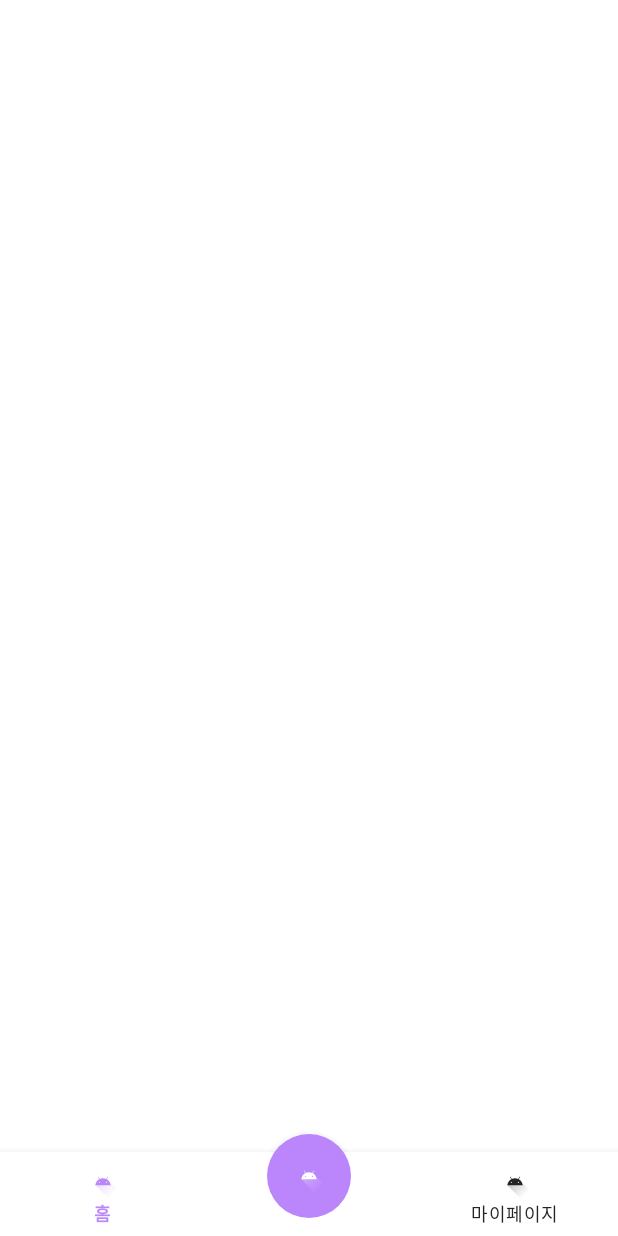
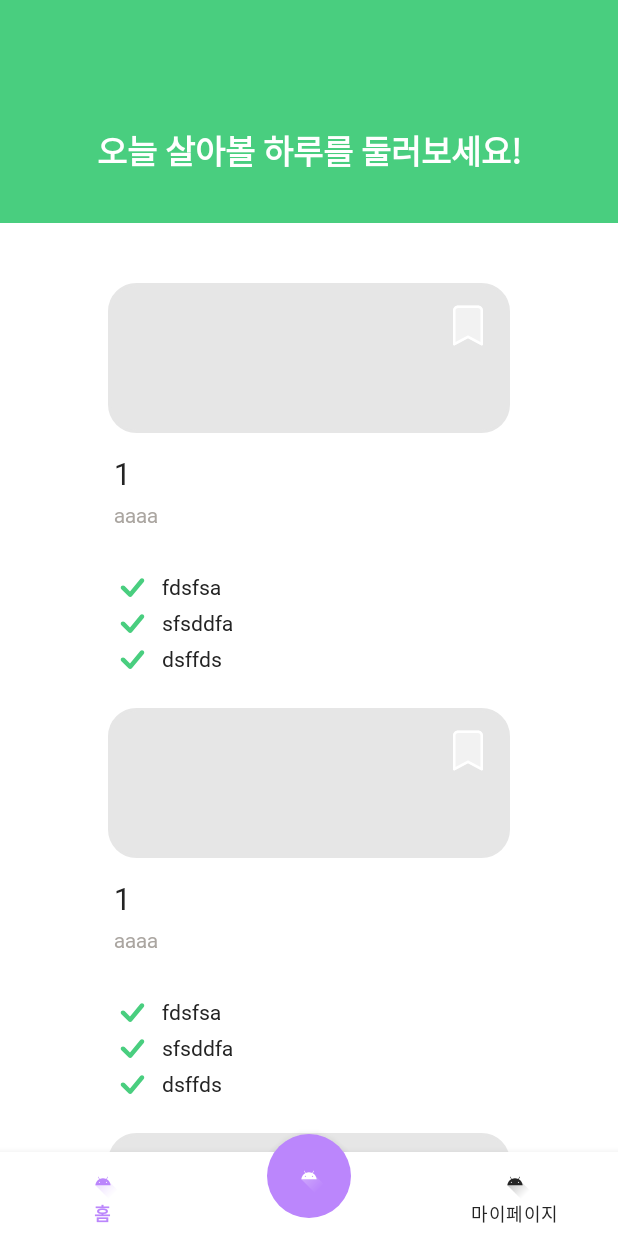
Before and after one commit to SOPKATHON-FIVE/FIVE-ANDROID, an Android app: the screen it shows after launch (MainActivity), on a phone screen of 412 x 824 dp. Run offline under Robolectric (Android 15) with nearby library versions, the phone set to English and light mode, and no system bars; our stand-ins replace data binding.

Commit message:
[FEAT] #13 - homeFragment Adapter 구현

```diff
--- /dev/null
+++ b/app/src/main/java/org/sopt/sopkathon5/andorid/data/model/DailyData.kt
@@ -0,0 +1,6 @@
+package org.sopt.sopkathon5.andorid.data.model
+
+data class DailyData(
+    val title : String,
+    val detail : String
+)
--- a/app/src/main/java/org/sopt/sopkathon5/andorid/ui/MainActivity.kt
+++ b/app/src/main/java/org/sopt/sopkathon5/andorid/ui/MainActivity.kt
@@ -14,6 +14,7 @@ class MainActivity : BaseActivity<ActivityMainBinding>(R.layout.activity_main) {
     override fun onCreate(savedInstanceState: Bundle?) {
         super.onCreate(savedInstanceState)
         initBottomNavigation()
+        replace<HomeFragment>(R.id.container_main)
         binding.fabWrite.setOnClickListener {
             startActivity(Intent(this, WriteActivity::class.java))
         }
--- a/app/src/main/java/org/sopt/sopkathon5/andorid/ui/home/DailyAdapter.kt
+++ b/app/src/main/java/org/sopt/sopkathon5/andorid/ui/home/DailyAdapter.kt
@@ -1,4 +1,46 @@
 package org.sopt.sopkathon5.andorid.ui.home
 
-class DailyAdapter {
+import android.view.LayoutInflater
+import android.view.ViewGroup
+import androidx.databinding.DataBindingUtil
+import androidx.recyclerview.widget.RecyclerView
+import org.sopt.sopkathon5.andorid.R
+import org.sopt.sopkathon5.andorid.data.model.DailyData
+import org.sopt.sopkathon5.andorid.databinding.ItemDailyListBinding
+
+class DailyAdapter : RecyclerView.Adapter<DailyAdapter.DailyViewHolder>() {
+    val itemList = mutableListOf<DailyData>()
+
+    class DailyViewHolder(private val binding: ItemDailyListBinding) :
+        RecyclerView.ViewHolder(binding.root) {
+        fun onBind(data: DailyData) {
+            binding.data = data
+            val todoAdapter = TodoAdapter()
+            binding.rvTodo.adapter = todoAdapter
+            todoAdapter.todoList.addAll(
+                listOf(
+                    "fdsfsa",
+                    "sfsddfa",
+                    "dsffds"
+                )
+            )
+            todoAdapter.notifyDataSetChanged()
+        }
+    }
+
+    override fun onCreateViewHolder(parent: ViewGroup, viewType: Int): DailyViewHolder {
+        val binding = DataBindingUtil.inflate<ItemDailyListBinding>(
+            LayoutInflater.from(parent.context),
+            R.layout.item_daily_list,
+            parent,
+            false
+        )
+        return DailyViewHolder(binding)
+    }
+
+    override fun onBindViewHolder(holder: DailyViewHolder, position: Int) {
+        holder.onBind(itemList[position])
+    }
+
+    override fun getItemCount(): Int = itemList.size
 }
--- a/app/src/main/java/org/sopt/sopkathon5/andorid/ui/home/HomeFragment.kt
+++ b/app/src/main/java/org/sopt/sopkathon5/andorid/ui/home/HomeFragment.kt
@@ -6,12 +6,28 @@ import android.view.LayoutInflater
 import android.view.View
 import android.view.ViewGroup
 import org.sopt.sopkathon5.andorid.R
+import org.sopt.sopkathon5.andorid.data.model.DailyData
 import org.sopt.sopkathon5.andorid.databinding.FragmentHomeBinding
 import org.sopt.sopkathon5.andorid.util.base.BaseFragment
 
 class HomeFragment : BaseFragment<FragmentHomeBinding>(R.layout.fragment_home) {
-
+    private lateinit var detailAdapter: DailyAdapter
     override fun onViewCreated(view: View, savedInstanceState: Bundle?) {
         super.onViewCreated(view, savedInstanceState)
+        initAdapter()
+    }
+
+    private fun initAdapter(){
+        detailAdapter = DailyAdapter()
+        binding.rvDaily.adapter = detailAdapter
+        detailAdapter.itemList.addAll(
+            listOf(
+                DailyData("1","aaaa"),
+                DailyData("1","aaaa"),
+                DailyData("1","aaaa"),
+                DailyData("1","aaaa")
+            )
+        )
+        detailAdapter.notifyDataSetChanged()
     }
 }
--- /dev/null
+++ b/app/src/main/java/org/sopt/sopkathon5/andorid/ui/home/TodoAdapter.kt
@@ -0,0 +1,38 @@
+package org.sopt.sopkathon5.andorid.ui.home
+
+import android.view.LayoutInflater
+import android.view.ViewGroup
+import androidx.databinding.DataBindingUtil
+import androidx.recyclerview.widget.RecyclerView
+import org.sopt.sopkathon5.andorid.R
+import org.sopt.sopkathon5.andorid.data.model.DailyData
+import org.sopt.sopkathon5.andorid.databinding.ItemDailyListBinding
+import org.sopt.sopkathon5.andorid.databinding.ItemTodoListBinding
+
+class TodoAdapter : RecyclerView.Adapter<TodoAdapter.TodoViewHolder>() {
+    val todoList = mutableListOf<String>()
+
+    class TodoViewHolder(private val binding: ItemTodoListBinding) :
+        RecyclerView.ViewHolder(binding.root) {
+        fun onBind(data: String) {
+            binding.tvTodo.text = data
+
+        }
+    }
+
+    override fun onCreateViewHolder(parent: ViewGroup, viewType: Int): TodoViewHolder {
+        val binding = DataBindingUtil.inflate<ItemTodoListBinding>(
+            LayoutInflater.from(parent.context),
+            R.layout.item_todo_list,
+            parent,
+            false
+        )
+        return TodoViewHolder(binding)
+    }
+
+    override fun onBindViewHolder(holder: TodoViewHolder, position: Int) {
+        holder.onBind(todoList[position])
+    }
+
+    override fun getItemCount(): Int = todoList.size
+}
--- /dev/null
+++ b/app/src/main/res/drawable/selector_point.xml
@@ -0,0 +1,5 @@
+<?xml version="1.0" encoding="utf-8"?>
+<selector xmlns:android="http://schemas.android.com/apk/res/android">
+    <item android:drawable="@drawable/ic_icon" android:state_selected="true"/>
+    <item android:drawable="@drawable/ic_icon" android:state_selected="false"/>
+</selector>
--- a/app/src/main/res/layout/fragment_home.xml
+++ b/app/src/main/res/layout/fragment_home.xml
@@ -26,6 +26,7 @@
                 android:layout_marginTop="84dp"
                 android:layout_marginBottom="32dp"
                 android:text="오늘 살아볼 하루를 둘러보세요!"
+                android:fontFamily="@font/noto_sans"
                 android:textAlignment="center"
                 android:textColor="@color/white"
                 android:textFontWeight="700"
@@ -46,7 +47,7 @@
             app:layout_constraintTop_toBottomOf="@+id/cl_top"
             app:layout_constraintBottom_toBottomOf="parent"
             app:layoutManager="androidx.recyclerview.widget.LinearLayoutManager"
-            android:orientation="horizontal"/>
+            android:orientation="vertical"/>
 
     </androidx.constraintlayout.widget.ConstraintLayout>
 </layout>
--- a/app/src/main/res/layout/item_daily_list.xml
+++ b/app/src/main/res/layout/item_daily_list.xml
@@ -1,11 +1,12 @@
 <?xml version="1.0" encoding="utf-8"?>
-<layout xmlns:android="http://schemas.android.com/apk/res/android"
+<layout xmlns:tools="http://schemas.android.com/tools"
+    xmlns:android="http://schemas.android.com/apk/res/android"
     xmlns:app="http://schemas.android.com/apk/res-auto">
     <data>
 
         <variable
-            name="image"
-            type="org.sopt.sopkathon5.andorid.ui.home.HomeFragment" />
+            name="data"
+            type="org.sopt.sopkathon5.andorid.data.model.DailyData" />
     </data>
 
     <androidx.constraintlayout.widget.ConstraintLayout
@@ -15,7 +16,7 @@
         <ImageView
             android:id="@+id/iv_main"
             android:layout_width="match_parent"
-            android:layout_height="300dp"
+            android:layout_height="100dp"
             app:layout_constraintTop_toTopOf="parent"
             android:layout_marginHorizontal="20dp"
             android:layout_marginTop="20dp"
@@ -23,7 +24,7 @@
         <ImageButton
             android:layout_width="wrap_content"
             android:layout_height="wrap_content"
-            android:background="@drawable/ic_icon"
+            android:background="@drawable/selector_point"
             android:layout_marginTop="4dp"
             android:layout_marginEnd="4dp"
             app:layout_constraintTop_toTopOf="@+id/iv_main"
@@ -32,12 +33,14 @@
             android:id="@id/tv_title"
             android:layout_width="match_parent"
             android:layout_height="wrap_content"
-            android:text="일상 제목이 들어갑니다"
+            android:text="@{data.title}"
             android:textSize="20sp"
+            android:fontFamily="@font/noto_sans"
             android:textFontWeight="700"
             android:layout_marginHorizontal="24dp"
             app:layout_constraintTop_toBottomOf="@+id/iv_main"
             android:layout_marginTop="16dp"
+            android:maxLength="14"
             android:textColor="@color/black"/>
         <TextView
             android:id="@+id/tv_detail"
@@ -45,7 +48,10 @@
             android:layout_height="wrap_content"
             android:layout_marginTop="8dp"
             app:layout_constraintTop_toBottomOf="@+id/tv_title"
-            android:text="일상에 대한 내용이 들어갑니다."
+            android:fontFamily="@font/noto_sans"
+            android:maxLines="2"
+            android:maxLength="40"
+            android:text="@{data.detail}"
             android:layout_marginHorizontal="24dp"
             android:textColor="@color/mediumGrey"
             android:textFontWeight="500"
@@ -56,12 +62,14 @@
             android:id="@+id/rv_todo"
             android:layout_width="match_parent"
             android:layout_height="wrap_content"
+            android:layout_marginHorizontal="24dp"
+            android:layout_marginTop="28dp"
+            android:orientation="vertical"
+            app:layoutManager="androidx.recyclerview.widget.LinearLayoutManager"
+            app:layout_constraintBottom_toBottomOf="parent"
             app:layout_constraintTop_toBottomOf="@+id/tv_detail"
-            app:layout_constraintBottom_toBottomOf="parent"
-            android:layout_marginTop="28dp"
-            android:layout_marginHorizontal="24dp"
-            android:orientation="vertical"/>
-
+            app:layout_constraintVertical_bias="1.0"
+            tools:layout_editor_absoluteX="20dp" />
 
 
     </androidx.constraintlayout.widget.ConstraintLayout>
--- a/app/src/main/res/layout/item_todo_list.xml
+++ b/app/src/main/res/layout/item_todo_list.xml
@@ -1,8 +1,15 @@
 <?xml version="1.0" encoding="utf-8"?>
-<androidx.constraintlayout.widget.ConstraintLayout xmlns:android="http://schemas.android.com/apk/res/android"
+<layout xmlns:android="http://schemas.android.com/apk/res/android"
+    xmlns:app="http://schemas.android.com/apk/res-auto">
+
+    <data>
+
+    </data>
+
+    <androidx.constraintlayout.widget.ConstraintLayout
         android:layout_width="match_parent"
-    android:layout_height="wrap_content"
-    xmlns:app="http://schemas.android.com/apk/res-auto">
+        android:layout_height="wrap_content">
+
         <ImageView
             android:id="@+id/iv_check"
             android:layout_width="wrap_content"
@@ -11,7 +18,7 @@
             app:layout_constraintStart_toStartOf="parent"
             app:layout_constraintEnd_toStartOf="@+id/tv_todo"
             app:layout_constraintBottom_toBottomOf="parent"
-        app:layout_constraintTop_toTopOf="parent"/>
+            app:layout_constraintTop_toTopOf="parent" />
 
         <TextView
             android:id="@+id/tv_todo"
@@ -22,7 +29,9 @@
             android:text="할 일이 들어갑니다"
             android:textColor="@color/black"
             android:textFontWeight="500"
+            android:fontFamily="@font/noto_sans"
             android:textSize="14sp"
+            android:maxLength="17"
             app:layout_constraintBottom_toBottomOf="parent"
             app:layout_constraintEnd_toEndOf="parent"
             app:layout_constraintHorizontal_chainStyle="packed"
@@ -30,5 +39,5 @@
             app:layout_constraintTop_toTopOf="parent" />
 
 
-
     </androidx.constraintlayout.widget.ConstraintLayout>
+</layout>
```
Lines whose indentation alone changed are shown as unchanged.
